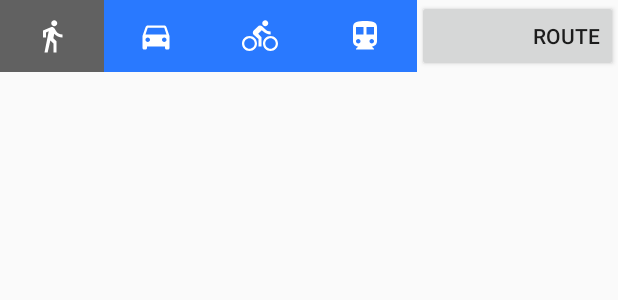
After one commit to hdias5000/PathtoHeaven, an Android app: the layout slider_layout_route.xml on its own in the app's theme, with its tools: preview values and no code run, on a phone screen of 412 x 824 dp. The commit adds this screen. Shown: the top 300 px of the screen. Run offline under Robolectric (Android 15) with nearby library versions, the phone set to English and light mode, and no system bars.

Commit message:
Image buttons with modes of transport

```diff
--- a/PathToHeavenProject/app/src/main/java/com/example/jay1805/itproject/Map/URLCreator.java
+++ b/PathToHeavenProject/app/src/main/java/com/example/jay1805/itproject/Map/URLCreator.java
@@ -6,10 +6,12 @@ public class URLCreator {
 
     private static final int PROXIMITY_RADIUS = 10000;
 
-    public String getDirectionsUrl(double latitude, double longitude, double endLatitude,double endLongitude){
+
+    public String getDirectionsUrl(double latitude, double longitude, double endLatitude,double endLongitude,String mode){
         StringBuilder googleDirectionsUrl = new StringBuilder("https://maps.googleapis.com/maps/api/directions/json?");
         googleDirectionsUrl.append("origin="+latitude+","+longitude);
         googleDirectionsUrl.append("&destination="+endLatitude+","+endLongitude);
+        googleDirectionsUrl.append("&mode="+mode);
         googleDirectionsUrl.append("&key="+"AIzaSyAIhjebUkrK_zx9sXyjv6ryUVuZV9VsEVk");
 
         return googleDirectionsUrl.toString();
--- /dev/null
+++ b/PathToHeavenProject/app/src/main/res/drawable/ic_directions_bike_white_24dp.xml
@@ -0,0 +1,5 @@
+<vector android:height="24dp" android:tint="#FFFFFF"
+    android:viewportHeight="24.0" android:viewportWidth="24.0"
+    android:width="24dp" xmlns:android="http://schemas.android.com/apk/res/android">
+    <path android:fillColor="#FF000000" android:pathData="M15.5,5.5c1.1,0 2,-0.9 2,-2s-0.9,-2 -2,-2 -2,0.9 -2,2 0.9,2 2,2zM5,12c-2.8,0 -5,2.2 -5,5s2.2,5 5,5 5,-2.2 5,-5 -2.2,-5 -5,-5zM5,20.5c-1.9,0 -3.5,-1.6 -3.5,-3.5s1.6,-3.5 3.5,-3.5 3.5,1.6 3.5,3.5 -1.6,3.5 -3.5,3.5zM10.8,10.5l2.4,-2.4 0.8,0.8c1.3,1.3 3,2.1 5.1,2.1L19.1,9c-1.5,0 -2.7,-0.6 -3.6,-1.5l-1.9,-1.9c-0.5,-0.4 -1,-0.6 -1.6,-0.6s-1.1,0.2 -1.4,0.6L7.8,8.4c-0.4,0.4 -0.6,0.9 -0.6,1.4 0,0.6 0.2,1.1 0.6,1.4L11,14v5h2v-6.2l-2.2,-2.3zM19,12c-2.8,0 -5,2.2 -5,5s2.2,5 5,5 5,-2.2 5,-5 -2.2,-5 -5,-5zM19,20.5c-1.9,0 -3.5,-1.6 -3.5,-3.5s1.6,-3.5 3.5,-3.5 3.5,1.6 3.5,3.5 -1.6,3.5 -3.5,3.5z"/>
+</vector>
--- /dev/null
+++ b/PathToHeavenProject/app/src/main/res/drawable/ic_directions_car_white_24dp.xml
@@ -0,0 +1,5 @@
+<vector android:height="24dp" android:tint="#FFFFFF"
+    android:viewportHeight="24.0" android:viewportWidth="24.0"
+    android:width="24dp" xmlns:android="http://schemas.android.com/apk/res/android">
+    <path android:fillColor="#FF000000" android:pathData="M18.92,6.01C18.72,5.42 18.16,5 17.5,5h-11c-0.66,0 -1.21,0.42 -1.42,1.01L3,12v8c0,0.55 0.45,1 1,1h1c0.55,0 1,-0.45 1,-1v-1h12v1c0,0.55 0.45,1 1,1h1c0.55,0 1,-0.45 1,-1v-8l-2.08,-5.99zM6.5,16c-0.83,0 -1.5,-0.67 -1.5,-1.5S5.67,13 6.5,13s1.5,0.67 1.5,1.5S7.33,16 6.5,16zM17.5,16c-0.83,0 -1.5,-0.67 -1.5,-1.5s0.67,-1.5 1.5,-1.5 1.5,0.67 1.5,1.5 -0.67,1.5 -1.5,1.5zM5,11l1.5,-4.5h11L19,11L5,11z"/>
+</vector>
--- /dev/null
+++ b/PathToHeavenProject/app/src/main/res/drawable/ic_directions_transit_white_24dp.xml
@@ -0,0 +1,5 @@
+<vector android:height="24dp" android:tint="#FFFFFF"
+    android:viewportHeight="24.0" android:viewportWidth="24.0"
+    android:width="24dp" xmlns:android="http://schemas.android.com/apk/res/android">
+    <path android:fillColor="#FF000000" android:pathData="M12,2c-4.42,0 -8,0.5 -8,4v9.5C4,17.43 5.57,19 7.5,19L6,20.5v0.5h12v-0.5L16.5,19c1.93,0 3.5,-1.57 3.5,-3.5L20,6c0,-3.5 -3.58,-4 -8,-4zM7.5,17c-0.83,0 -1.5,-0.67 -1.5,-1.5S6.67,14 7.5,14s1.5,0.67 1.5,1.5S8.33,17 7.5,17zM11,11L6,11L6,6h5v5zM16.5,17c-0.83,0 -1.5,-0.67 -1.5,-1.5s0.67,-1.5 1.5,-1.5 1.5,0.67 1.5,1.5 -0.67,1.5 -1.5,1.5zM18,11h-5L13,6h5v5z"/>
+</vector>
--- /dev/null
+++ b/PathToHeavenProject/app/src/main/res/drawable/ic_directions_walk_white_24dp.xml
@@ -0,0 +1,5 @@
+<vector android:height="24dp" android:tint="#FFFFFF"
+    android:viewportHeight="24.0" android:viewportWidth="24.0"
+    android:width="24dp" xmlns:android="http://schemas.android.com/apk/res/android">
+    <path android:fillColor="#FF000000" android:pathData="M13.5,5.5c1.1,0 2,-0.9 2,-2s-0.9,-2 -2,-2 -2,0.9 -2,2 0.9,2 2,2zM9.8,8.9L7,23h2.1l1.8,-8 2.1,2v6h2v-7.5l-2.1,-2 0.6,-3C14.8,12 16.8,13 19,13v-2c-1.9,0 -3.5,-1 -4.3,-2.4l-1,-1.6c-0.4,-0.6 -1,-1 -1.7,-1 -0.3,0 -0.5,0.1 -0.8,0.1L6,8.3V13h2V9.6l1.8,-0.7"/>
+</vector>
--- /dev/null
+++ b/PathToHeavenProject/app/src/main/res/layout/slider_layout_route.xml
@@ -0,0 +1,51 @@
+<?xml version="1.0" encoding="utf-8"?>
+<LinearLayout xmlns:android="http://schemas.android.com/apk/res/android"
+    android:layout_width="match_parent"
+    android:layout_height="wrap_content"
+    xmlns:tools="http://schemas.android.com/tools"
+    xmlns:app="http://schemas.android.com/apk/res-auto"
+    android:orientation="horizontal">
+
+    <ImageButton
+        android:id="@+id/B_walk"
+        android:layout_width="wrap_content"
+        android:layout_height="match_parent"
+        android:layout_weight="1"
+        android:background="#616161"
+        app:srcCompat="@drawable/ic_directions_walk_white_24dp"
+        tools:ignore="VectorDrawableCompat" />
+    <ImageButton
+        android:id="@+id/B_car"
+        android:layout_width="wrap_content"
+        android:layout_height="match_parent"
+        android:layout_weight="1"
+        android:background="@color/blue_A400"
+        app:srcCompat="@drawable/ic_directions_car_white_24dp"
+        tools:ignore="VectorDrawableCompat" />
+    <ImageButton
+        android:id="@+id/B_bike"
+        android:layout_width="wrap_content"
+        android:layout_height="match_parent"
+        android:layout_weight="1"
+        android:background="@color/blue_A400"
+        app:srcCompat="@drawable/ic_directions_bike_white_24dp"
+        tools:ignore="VectorDrawableCompat" />
+    <ImageButton
+        android:id="@+id/B_transit"
+        android:layout_width="wrap_content"
+        android:layout_height="match_parent"
+        android:layout_weight="1"
+        android:background="@color/blue_A400"
+        app:srcCompat="@drawable/ic_directions_transit_white_24dp"
+        tools:ignore="VectorDrawableCompat" />
+
+    <Button
+        android:id="@+id/B_to"
+        android:layout_width="wrap_content"
+        android:layout_height="match_parent"
+        android:layout_weight="1"
+        android:gravity="center_vertical|right"
+        android:onClick="onClick"
+        android:text="Route" />
+
+</LinearLayout>
--- a/PathToHeavenProject/app/src/main/res/values/colors.xml
+++ b/PathToHeavenProject/app/src/main/res/values/colors.xml
@@ -218,7 +218,7 @@
     <color name="blue_900">#0D47A1</color>
     <color name="blue_A100">#82B1FF</color>
     <color name="blue_A200">#448AFF</color>
-    <color name="blue_A400">#2979FF</color>
+    <color name="blue_A400">#2979ff</color>
     <color name="blue_A700">#2962FF</color>
 
     <color name="teal_50">#E0F2F1</color>
```
Also changed, not shown: PathToHeavenProject/app/src/main/java/com/example/jay1805/itproject/Map/CurrentLocation.java (+18 -10 lines), PathToHeavenProject/app/src/main/java/com/example/jay1805/itproject/Map/GetDirectionsData.java (+12 -1 lines), PathToHeavenProject/app/src/main/java/com/example/jay1805/itproject/Map/Map.java (+17 -2 lines), PathToHeavenProject/app/src/main/java/com/example/jay1805/itproject/MapsActivity.java (+80 -18 lines), PathToHeavenProject/app/src/main/res/layout/activity_maps.xml (+7 -31 lines), PathToHeavenProject/app/src/main/res/layout/slider_layout_test.xml (added, +50 -0 lines).
